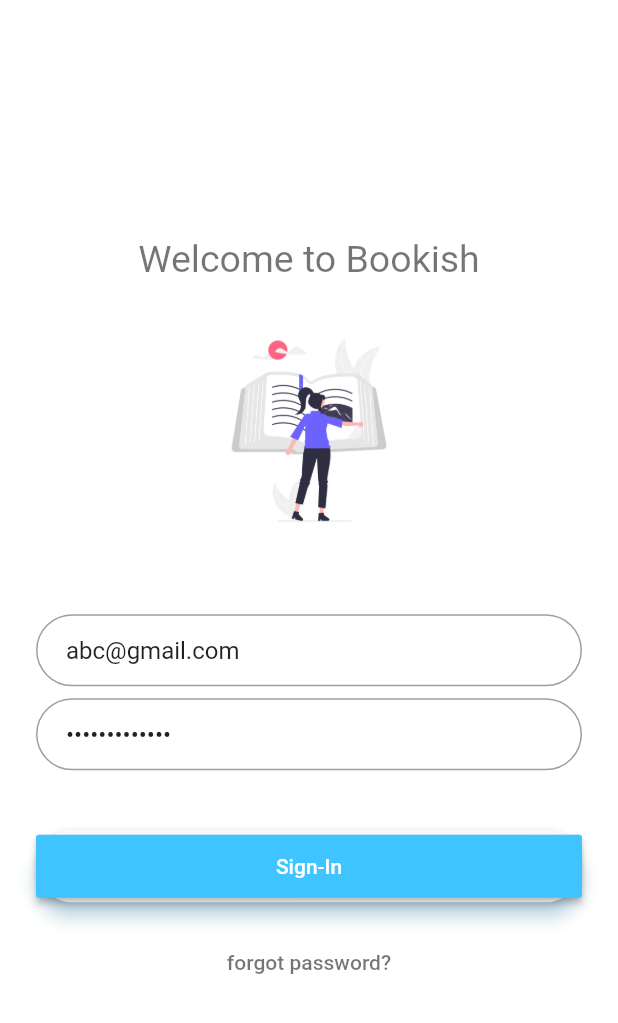
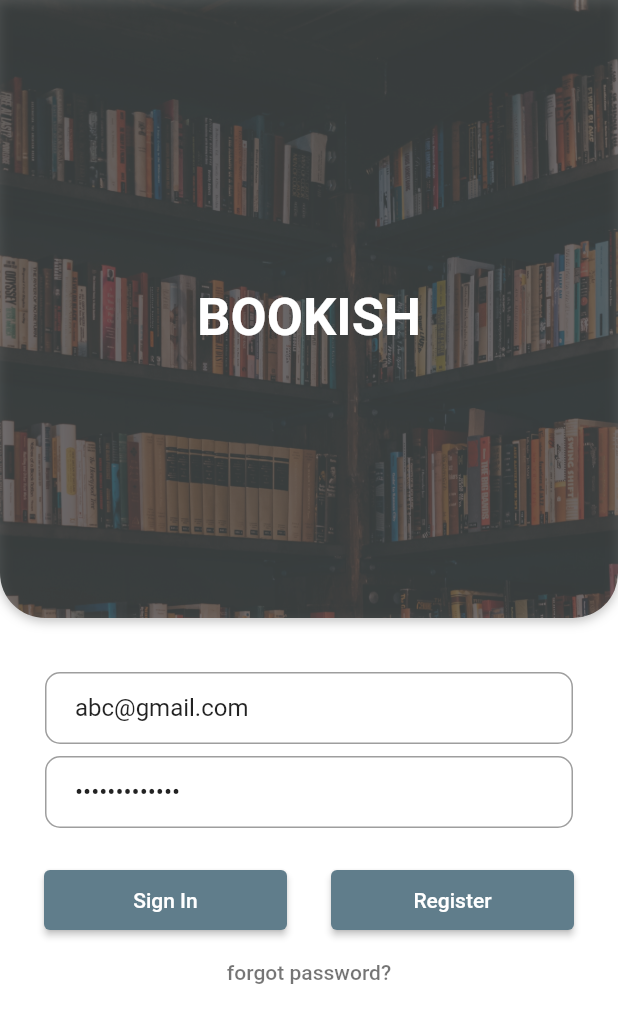
Before and after one commit to rkgoudra/Bookish_2.0_Frontend, a Flutter app: the screen it shows after launch, on a phone screen of 412 x 824 dp. Shown: the top 1023 px of the screen. Run offline on Flutter 3.47's test engine with Material 2 defaults, Android fonts, the phone set to English and light mode, and no system bars; Roboto replaces fonts that are missing (Rubik).

Commit message:
Login screen changes

```diff
--- a/bookish/lib/login_page.dart
+++ b/bookish/lib/login_page.dart
@@ -1,4 +1,3 @@
-import 'package:bookish/user_page.dart';
 import 'package:flutter/material.dart';
 
 class LoginPage extends StatefulWidget {
@@ -12,21 +11,53 @@ class LoginPage extends StatefulWidget {
 class _LoginPageState extends State<LoginPage> {
   @override
   Widget build(BuildContext context) {
-    final welcomeText = Hero(
+    final imageboxed = Hero(
         tag: 'hero',
+        child: Stack(children: <Widget>[
+          Container(
+            height: MediaQuery.of(context).size.width,
+            decoration: BoxDecoration(
+                borderRadius: BorderRadius.only(
+                    bottomLeft: Radius.circular(30),
+                    bottomRight: Radius.circular(30)),
+                boxShadow: [
+                  BoxShadow(
+                      color: Colors.black26,
+                      offset: Offset(0.0, 2.0),
+                      blurRadius: 6.0)
+                ]),
+            child: ClipRRect(
+                borderRadius: BorderRadius.only(
+                    bottomLeft: Radius.circular(30),
+                    bottomRight: Radius.circular(30)),
+                child: Image(
+                    image: AssetImage('assets/images/book.jpg'),
+                    color: Color.fromRGBO(75, 75, 75, 0.7),
+                    colorBlendMode: BlendMode.modulate,
+                    fit: BoxFit.cover)),
+          ),
+          Container(
+            height: MediaQuery.of(context).size.height - 400,
+            padding: EdgeInsets.only(bottom: 0),
+            alignment: Alignment.center,
             child: Center(
-          child: Text('Welcome to Bookish',
-              style: TextStyle(color: Colors.black54, fontSize: 25)),
-        ));
-    final logo = Hero(
-      tag: 'tag',
-      child: CircleAvatar(
-        backgroundColor: Colors.transparent,
-        radius: 75.0,
-        child: Image.asset('assets/images/tbooks.png'),
+              child: Text(
+                'BOOKISH',
+                textAlign: TextAlign.center,
+                style: TextStyle(
+                    fontSize: 35.0,
+                    fontFamily: 'Rubik',
+                    fontWeight: FontWeight.w600,
+                    color: Color.fromRGBO(255, 255, 255, 1)),
               ),
-    );
-    final email = TextFormField(
+            ),
+          )
+        ]));
+
+    final email = Stack(children: <Widget>[
+      Container(
+        padding: EdgeInsets.only(left: 30.0, right: 30.0),
+        child: TextFormField(
             keyboardType: TextInputType.emailAddress,
             autofocus: false,
             initialValue: 'abc@gmail.com',
@@ -34,11 +65,16 @@ class _LoginPageState extends State<LoginPage> {
               hintText: 'Email',
               contentPadding: EdgeInsets.fromLTRB(20.0, 10.0, 20.0, 10.0),
               border: OutlineInputBorder(
-          borderRadius: BorderRadius.circular(32.0),
+                borderRadius: BorderRadius.circular(10.0),
               ),
-      ),
-    );
-    final password = TextFormField(
+            )),
+      )
+    ]);
+
+    final password = Stack(children: <Widget>[
+      Container(
+          padding: EdgeInsets.only(left: 30.0, right: 30.0),
+          child: TextFormField(
             autofocus: false,
             initialValue: 'Some Password',
             obscureText: true,
@@ -46,30 +82,58 @@ class _LoginPageState extends State<LoginPage> {
               hintText: 'Password',
               contentPadding: EdgeInsets.fromLTRB(20.0, 10.0, 20.0, 10.0),
               border: OutlineInputBorder(
-          borderRadius: BorderRadius.circular(32.0),
+                borderRadius: BorderRadius.circular(10.0),
               ),
             ),
-    );
-    final loginButton = Padding(
-      padding: EdgeInsets.symmetric(vertical: 16.0),
-      child: Material(
-        borderRadius: BorderRadius.circular(30.0),
-        shadowColor: Colors.lightBlueAccent.shade100,
-        elevation: 5.0,
-        child: MaterialButton(
-          minWidth: 200.0,
-          height: 42.0,
-          onPressed: () {
-            Navigator.of(context).pushNamed(UserPage.tag);
-          },
-          color: Colors.lightBlueAccent,
-          child: Text(
-            'Sign-In',
-            style: TextStyle(color: Colors.white),
+          ))
+    ]);
+
+    final loginButton = Container(
+      child: Row(
+        mainAxisAlignment: MainAxisAlignment.spaceEvenly,
+        children: <Widget>[
+          new ElevatedButton(
+            onPressed: () {},
+            child: Text("Sign In"),
+            style: ElevatedButton.styleFrom(
+                fixedSize: Size(MediaQuery.of(context).size.width - 250, 40.0),
+                primary: Colors.blueGrey),
           ),
-        ),
+          new ElevatedButton(
+            onPressed: () {},
+            child: Text("Register"),
+            style: ElevatedButton.styleFrom(
+                fixedSize:
+                    Size(MediaQuery.of(context).size.width - 250.0, 40.0),
+                primary: Colors.blueGrey),
+          )
+        ],
       ),
     );
+    //final loginButton =
+    // Padding(
+    //   // padding: EdgeInsets.symmetric(vertical: 16.0),
+    //   padding: EdgeInsets.only(left: 40.0, right: 40.0),
+    //   child: Material(
+    //     // borderRadius: BorderRadius.circular(30.0),
+    //     shadowColor: Colors.lightBlueAccent.shade100,
+    //     elevation: 5.0,
+    //     child: MaterialButton(
+    //       // padding: EdgeInsets.only(left: 80.0, right: 30.0),
+    //       // minWidth: 0.0,
+    //       height: 50.0,
+    //       onPressed: () {
+    //         Navigator.of(context).pushNamed(UserPage.tag);
+    //       },
+    //       color: Colors.lightBlueAccent,
+    //       child: Text(
+    //         'Sign-In',
+    //         style: TextStyle(color: Colors.white),
+    //         textAlign: TextAlign.center,
+    //       ),
+    //     ),
+    //   ),
+    // );
     final forgotLabel = TextButton(
         onPressed: () {},
         child: Text(
@@ -80,13 +144,11 @@ class _LoginPageState extends State<LoginPage> {
       backgroundColor: Colors.white,
       body: Center(
         child: ListView(
-          shrinkWrap: true,
-          padding: EdgeInsets.only(left: 24.0, right: 24.0),
+          // shrinkWrap: true,
+          // padding: EdgeInsets.only(left: 24.0, right: 24.0),
           children: <Widget>[
-            welcomeText,
+            imageboxed,
             SizedBox(height: 24.0),
-            logo,
-            SizedBox(height: 48.0),
             email,
             SizedBox(height: 8.0),
             password,
```
Also changed, not shown: bookish/lib/login.dart (added, +75 -0 lines), bookish/assets/images/bks.png (added), 5 other files. Lines whose indentation alone changed are shown as unchanged.
